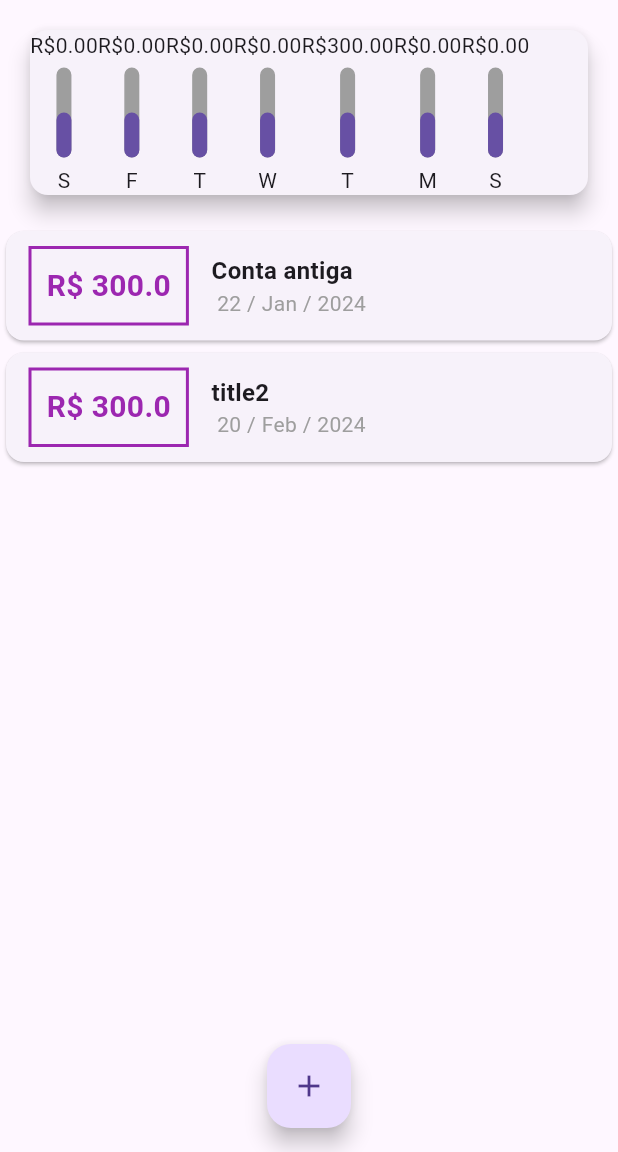
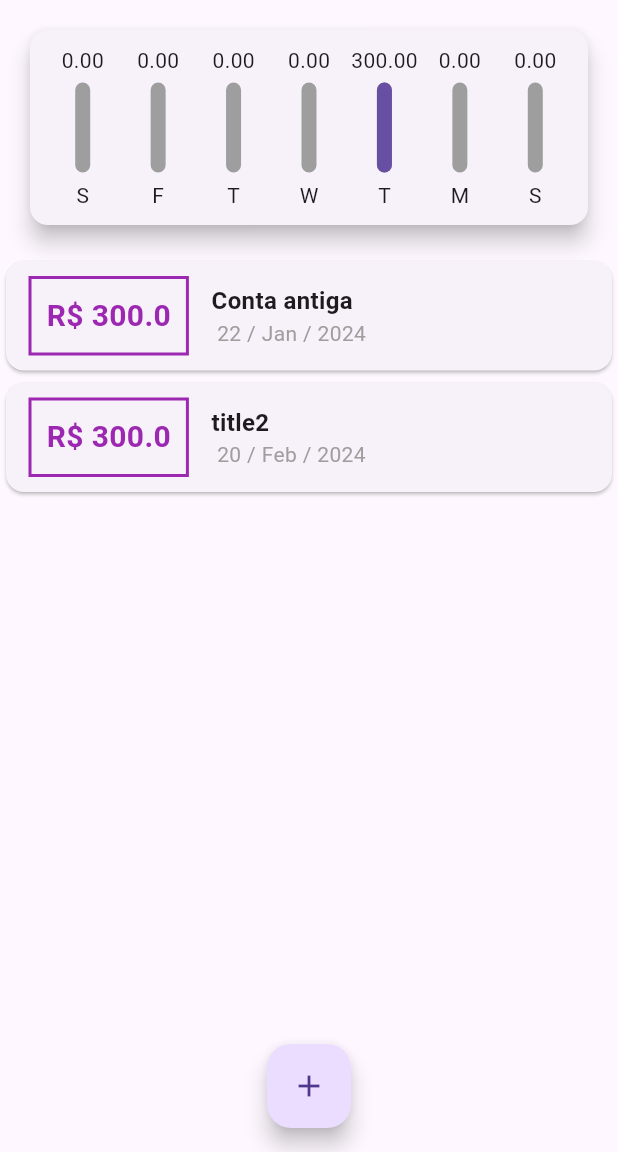
Before and after one commit to danillohss/flutter_expenses, a Flutter app: the screen it shows after launch, on a phone screen of 412 x 824 dp, the part 84-1236 px from its top. Run offline on Flutter 3.47's test engine with Material 3 defaults, Android fonts, the phone set to English and light mode, and no system bars.

Commit message:
Finalizando Widget e gráfico de despesas, concluindo primeira versão do app

```diff
--- a/lib/components/chart.dart
+++ b/lib/components/chart.dart
@@ -30,19 +30,33 @@ class Chart extends StatelessWidget {
     });
   }
 
+  double get _weekTotalValue {
+    return groupedTransactions.fold(0.0, (sum, tr) {
+      return sum + (tr['value'] as double);
+    });
+  }
+
   @override
   Widget build(BuildContext context) {
     return Card(
       elevation: 6,
       margin: EdgeInsets.all(20),
+      child: Padding(
+        padding: const EdgeInsets.all(10),
         child: Row(
+          mainAxisAlignment: MainAxisAlignment.spaceAround,
           children: groupedTransactions.map((tr) {
-          return ChartBar(
+            return Flexible(
+              fit: FlexFit.tight,
+              flex: 2,
+              child: ChartBar(
                 label: tr['day'] as String,
                 value: tr['value'] as double,
-            percentage: 0.5 ,
+                percentage: (tr['value'] as double) / _weekTotalValue,
+              ),
             );
           }).toList(),
+        ),
       ),
     );
   }
--- a/lib/components/chart_bar.dart
+++ b/lib/components/chart_bar.dart
@@ -16,7 +16,9 @@ class ChartBar extends StatelessWidget {
   Widget build(BuildContext context) {
     return Column(
       children: [
-        Text('R\$${value!.toStringAsFixed(2)}'),
+        FittedBox(
+          child: Text('${value!.toStringAsFixed(2)}'),
+        ),
         const SizedBox(height: 5),
         SizedBox(
           height: 60,
```
Lines whose indentation alone changed are shown as unchanged.
